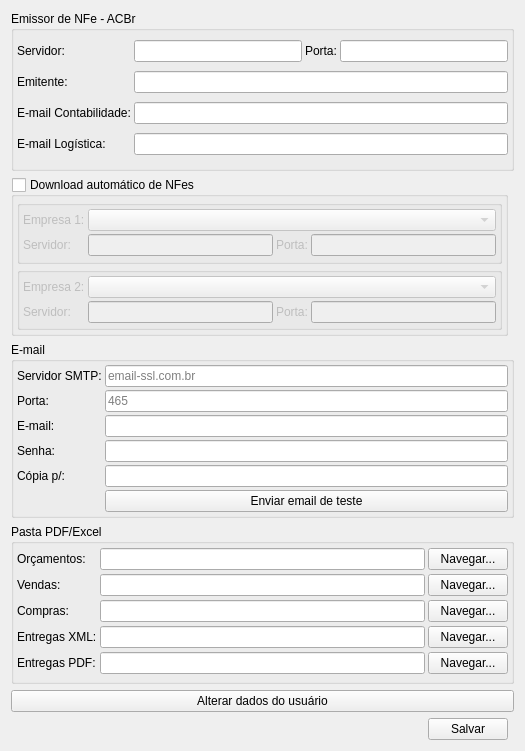
The window that ui/userconfig.ui (darktorres/ERP-STACCATO) describes before a commit, drawn with Qt 5.
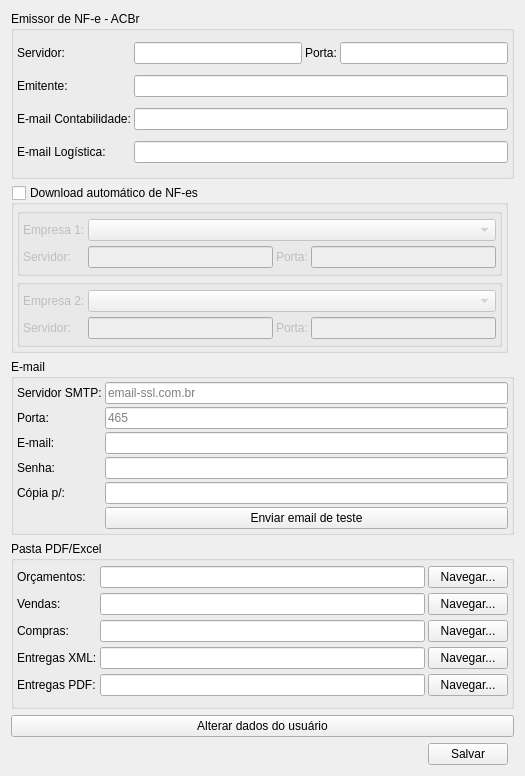
The same window after the commit. Custom widgets are drawn as their Qt base class.

Patch:
```diff
--- a/ui/userconfig.ui
+++ b/ui/userconfig.ui
@@ -7,7 +7,7 @@
     <x>0</x>
     <y>0</y>
     <width>525</width>
-    <height>751</height>
+    <height>776</height>
    </rect>
   </property>
   <property name="minimumSize">
@@ -316,7 +316,7 @@
    <item row="0" column="0" colspan="3">
     <widget class="QGroupBox" name="groupBoxAcbr">
      <property name="title">
-      <string>Emissor de NFe - ACBr</string>
+      <string>Emissor de NF-e - ACBr</string>
      </property>
      <layout class="QGridLayout" name="gridLayout_2">
       <property name="leftMargin">
@@ -406,7 +406,7 @@
    <item row="1" column="0" colspan="2">
     <widget class="QGroupBox" name="groupBoxDownloadNFe">
      <property name="title">
-      <string>Download automático de NFes</string>
+      <string>Download automático de NF-es</string>
      </property>
      <property name="checkable">
       <bool>true</bool>
```
